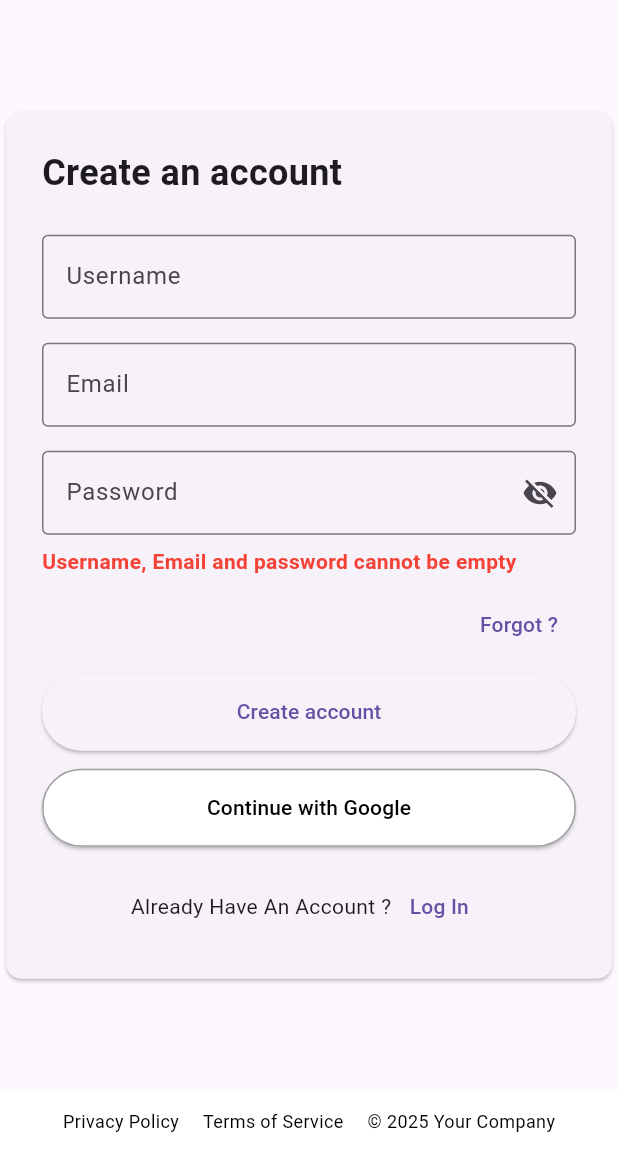
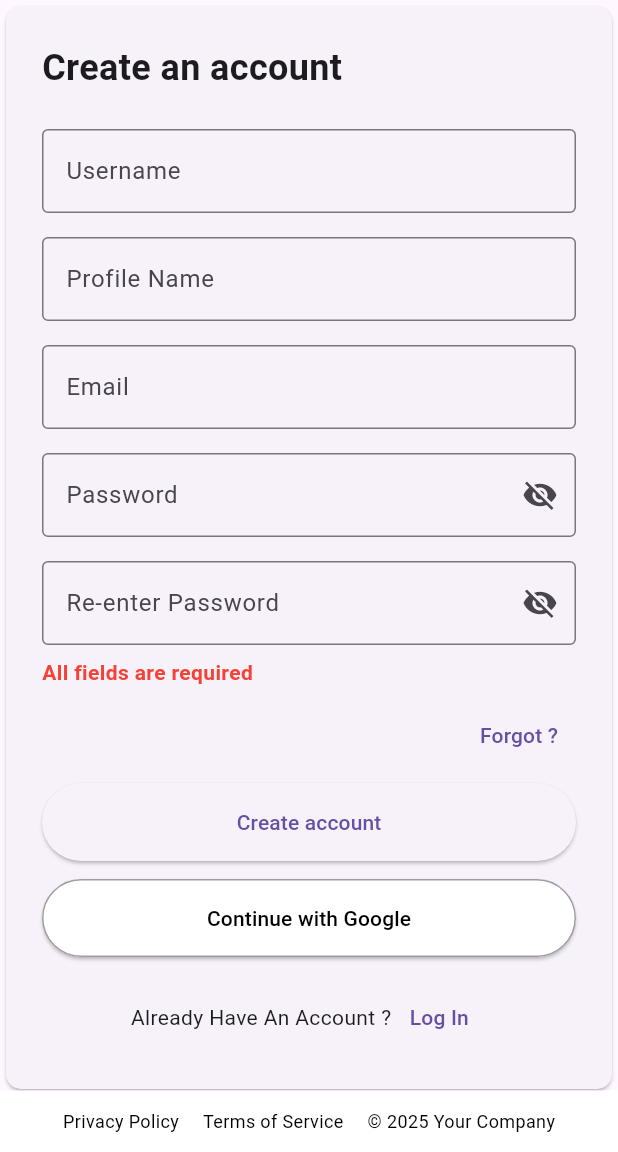
Before and after one commit to Digi-Learn-Vn/digilearn, a Flutter app: the SignupPage screen opened by its route, after a tap on "Create account", on a phone screen of 412 x 824 dp, the part 84-1236 px from its top. Run offline on Flutter 3.47's test engine with Material 3 defaults, Android fonts, the phone set to English and light mode, and no system bars; our stand-ins replace flutter_secure_storage, go_router; missing offline and left inert: seo; accounts and stored records are empty.

Commit message:
feat(signup) Adapt to backend's API change

```diff
--- a/apps/flutter_app/lib/pages/account/signup_page.dart
+++ b/apps/flutter_app/lib/pages/account/signup_page.dart
@@ -13,24 +13,55 @@ class SignupPage extends StatefulWidget {
 
 class _SignupPageState extends State<SignupPage> {
   final TextEditingController _emailController = TextEditingController();
+  final TextEditingController _profilenameController = TextEditingController();
   final TextEditingController _passwordController = TextEditingController();
+  final TextEditingController _repasswordController = TextEditingController();
   final TextEditingController _usernameController = TextEditingController();
   bool _isPasswordVisible = false;
   String? error;
 
   void handleSignup() async {
     final email = _emailController.text;
+    final profilename = _usernameController.text;
     final password = _passwordController.text;
+    final repassword = _repasswordController.text;
     final username = _usernameController.text;
 
-    if (email.isEmpty || password.isEmpty || username.isEmpty) {
+    if (email.isEmpty ||
+        password.isEmpty ||
+        username.isEmpty ||
+        repassword.isEmpty ||
+        profilename.isEmpty) {
       setState(() {
-        error = 'Username, Email and password cannot be empty';
+        error = 'All fields are required';
       });
       return;
     }
 
-    final err = await register(username, email, password);
+    if (!RegExp(r'^[a-zA-Z0-9._%+-]+@[a-zA-Z0-9.-]+\.[a-zA-Z]{2,}$')
+        .hasMatch(email)) {
+      setState(() {
+        error = 'Invalid email format';
+      });
+      return;
+    }
+
+    if (password != repassword) {
+      setState(() {
+        error = 'Passwords do not match';
+      });
+      return;
+    }
+
+    if (password.length < 8) {
+      setState(() {
+        error = 'Password must be at least 8 characters long';
+      });
+      return;
+    }
+
+    final err =
+        await register(username, profilename, email, password, repassword);
     print('Signup result: $err'); // Log the result
     if (err == null) {
       setState(() {
@@ -113,6 +144,14 @@ class _SignupPageState extends State<SignupPage> {
                     ),
                     const SizedBox(height: 16),
                     TextField(
+                      controller: _profilenameController,
+                      decoration: const InputDecoration(
+                        labelText: 'Profile Name',
+                        border: OutlineInputBorder(),
+                      ),
+                    ),
+                    const SizedBox(height: 16),
+                    TextField(
                       controller: _emailController,
                       decoration: const InputDecoration(
                         labelText: 'Email',
@@ -125,6 +164,27 @@ class _SignupPageState extends State<SignupPage> {
                       obscureText: !_isPasswordVisible,
                       decoration: InputDecoration(
                         labelText: 'Password',
+                        border: const OutlineInputBorder(),
+                        suffixIcon: IconButton(
+                          icon: Icon(
+                            _isPasswordVisible
+                                ? Icons.visibility
+                                : Icons.visibility_off,
+                          ),
+                          onPressed: () {
+                            setState(() {
+                              _isPasswordVisible = !_isPasswordVisible;
+                            });
+                          },
+                        ),
+                      ),
+                    ),
+                    const SizedBox(height: 16),
+                    TextField(
+                      controller: _repasswordController,
+                      obscureText: !_isPasswordVisible,
+                      decoration: InputDecoration(
+                        labelText: 'Re-enter Password',
                         border: const OutlineInputBorder(),
                         suffixIcon: IconButton(
                           icon: Icon(
```
Also changed, not shown: apps/flutter_app/lib/core/services/auth.dart (+46 -8 lines), docs/Authenticaion/cookies_based.png (added), docs/Authenticaion/jwt_based.png (added), docs/Authenticaion/security_spectrum.png (added), 2 other files.
